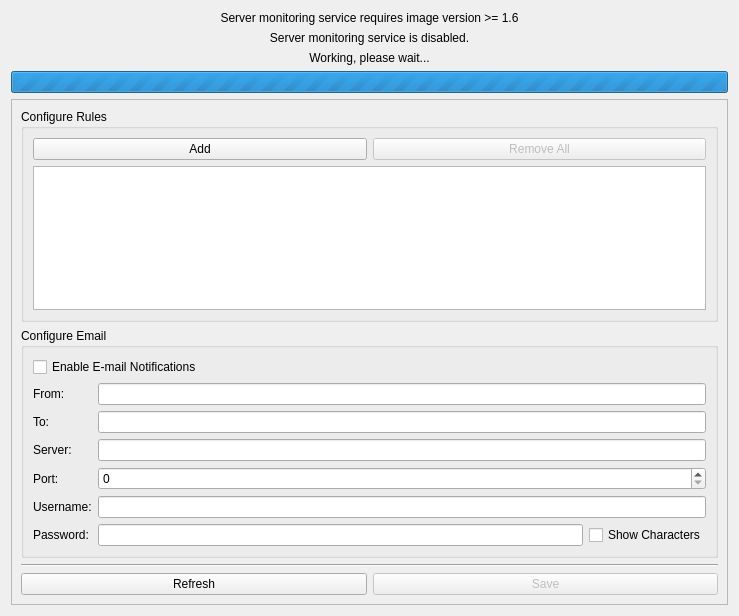
Qt form src/brickv/plugin_system/plugins/red/ui/red_tab_settings_server_monitoring.ui (Tinkerforge/brickv) before a commit.
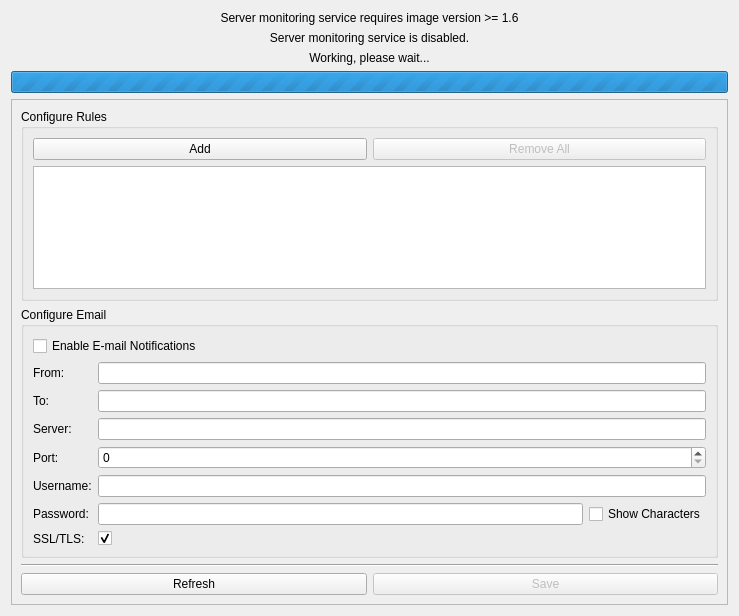
The same form after that commit.

Commit message: red-brick: 1. Some more GUI logic 2. Added SSL/TLS field for SMTP configuration 3. Added skeleton of server monitoring settings apply script

Diff of the .ui file:
```diff
--- a/src/brickv/plugin_system/plugins/red/ui/red_tab_settings_server_monitoring.ui
+++ b/src/brickv/plugin_system/plugins/red/ui/red_tab_settings_server_monitoring.ui
@@ -24,8 +24,8 @@
        <rect>
         <x>0</x>
         <y>0</y>
-        <width>719</width>
-        <height>496</height>
+        <width>717</width>
+        <height>502</height>
        </rect>
       </property>
       <layout class="QGridLayout" name="gridLayout_3">
@@ -179,6 +179,23 @@
           <item row="5" column="1" colspan="2">
            <widget class="QLineEdit" name="ledit_sm_email_username"/>
           </item>
+          <item row="7" column="0">
+           <widget class="QLabel" name="label_sm_email_tls">
+            <property name="text">
+             <string>SSL/TLS:</string>
+            </property>
+           </widget>
+          </item>
+          <item row="7" column="1" colspan="2">
+           <widget class="QCheckBox" name="chkbox_sm_email_tls">
+            <property name="text">
+             <string/>
+            </property>
+            <property name="checked">
+             <bool>true</bool>
+            </property>
+           </widget>
+          </item>
          </layout>
         </widget>
        </item>
```
Left out of the diff: 14 changed lines with no effect on the pictures. The commit also changes 2 other files.
